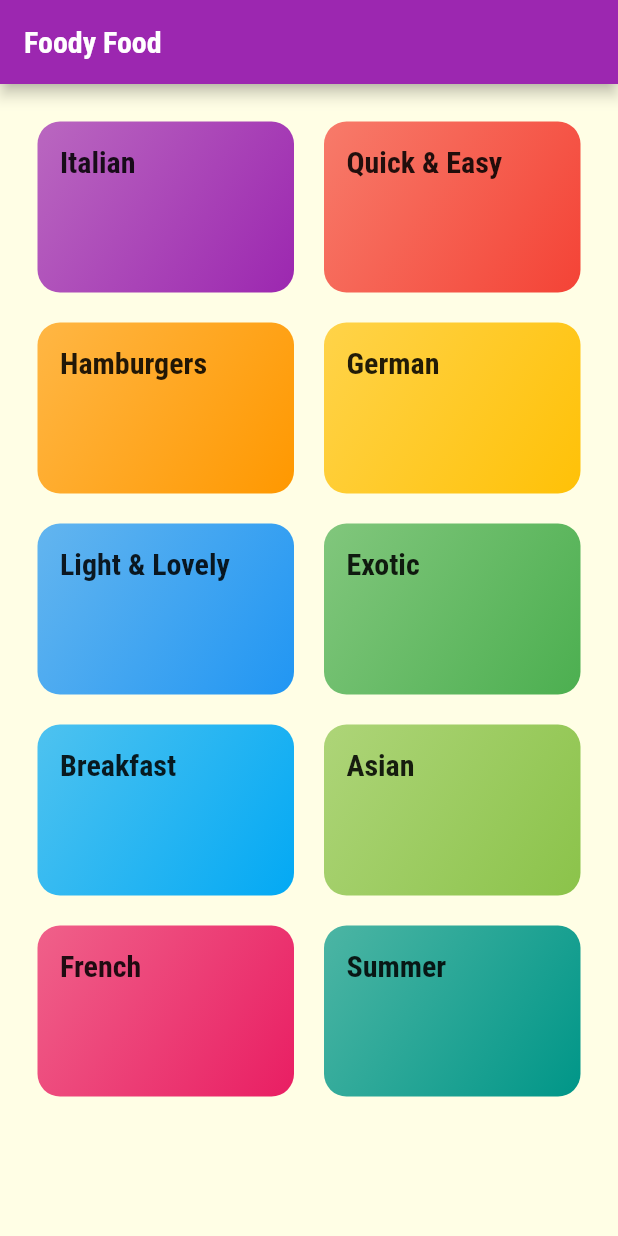
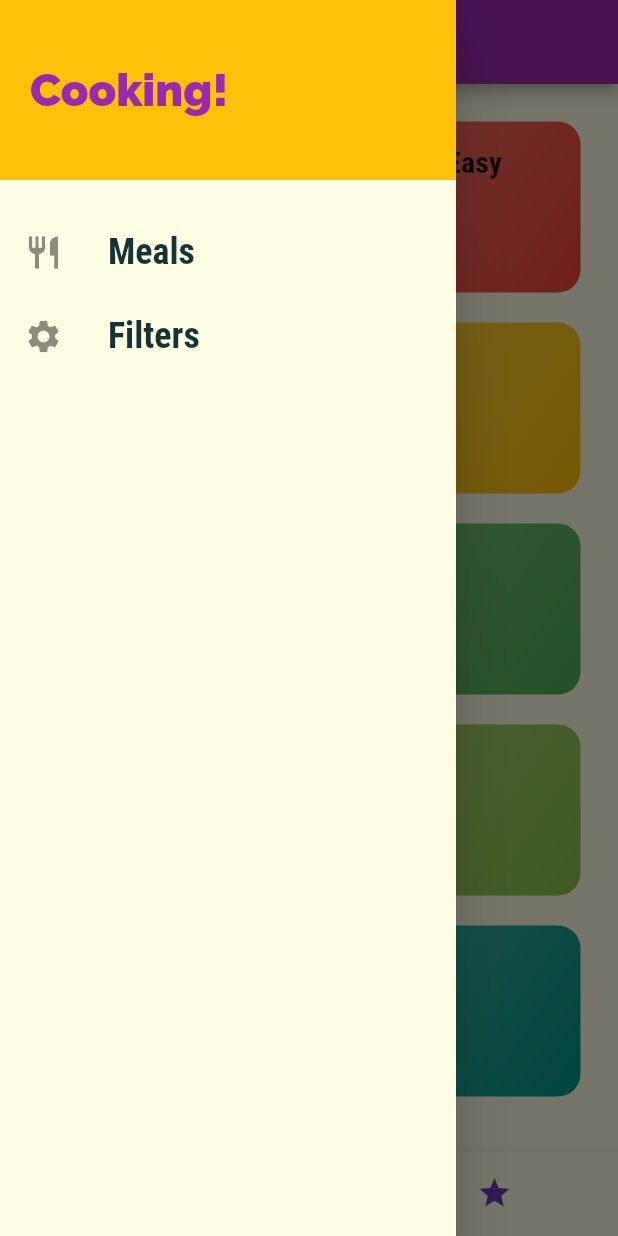
Before and after one commit to Hytro/MealPlan, a Flutter app: the screen it shows after launch, with the side drawer open (before the commit the screen has no drawer), on a phone screen of 412 x 824 dp. Run offline on Flutter 3.47's test engine with Material 2 defaults, Android fonts, the phone set to English and light mode, and no system bars.

```diff
--- a/lib/main.dart
+++ b/lib/main.dart
@@ -1,5 +1,7 @@
 import 'package:flutter/material.dart';
 
+import './screens/filters_screen.dart';
+import './screens/tabs_screen.dart';
 import './screens/meal_detail_screen.dart';
 import './screens/category_meals_screen.dart';
 import './screens/categories_screen.dart';
@@ -16,6 +18,8 @@ class MyApp extends StatelessWidget {
     return MaterialApp(
       title: _title,
       theme: ThemeData(
+        primarySwatch: Colors.purple,
+        accentColor: Colors.amber,
         canvasColor: const Color.fromRGBO(255, 254, 229, 1),
         fontFamily: 'Raleway',
         textTheme: ThemeData.light().textTheme.copyWith(
@@ -30,15 +34,14 @@ class MyApp extends StatelessWidget {
               fontFamily: 'RobotoCondensed',
               fontWeight: FontWeight.bold,
             )),
-        colorScheme: ColorScheme.fromSwatch(primarySwatch: Colors.purple)
-            .copyWith(secondary: Colors.amber),
       ),
       // home: const CategoriesScreen(),
       initialRoute: '/', // Default is '/'
       routes: {
-        '/': (ctx) => CategoriesScreen(),
+        '/': (ctx) => TabsScreen(),
         CategoryMealsScreen.routeName: (ctx) => CategoryMealsScreen(),
         MealDetailScreen.routeName: (ctx) => MealDetailScreen(),
+        FiltersScreen.routeName: (ctx) => FiltersScreen()
       },
       onGenerateRoute: (settings) {
         print(settings.arguments);
--- a/lib/screens/categories_screen.dart
+++ b/lib/screens/categories_screen.dart
@@ -8,11 +8,7 @@ class CategoriesScreen extends StatelessWidget {
 
   @override
   Widget build(BuildContext context) {
-    return Scaffold(
-      appBar: AppBar(
-        title: const Text('Foody Food'),
-      ),
-      body: GridView(
+    return GridView(
       padding: const EdgeInsets.all(25),
       children: DUMMY_CATEGORIES
           .map((categoryData) => CategoryItem(
@@ -27,7 +23,6 @@ class CategoriesScreen extends StatelessWidget {
         crossAxisSpacing: 20,
         mainAxisSpacing: 20,
       ),
-      ),
     );
   }
 }
--- /dev/null
+++ b/lib/screens/favorites_screen.dart
@@ -0,0 +1,12 @@
+import 'package:flutter/material.dart';
+
+class FavoritesScreen extends StatelessWidget {
+  //const FavoritesScreen({ Key? key }) : super(key: key);
+
+  @override
+  Widget build(BuildContext context) {
+    return Center(
+      child: Text('Favorites'),
+    );
+  }
+}
--- /dev/null
+++ b/lib/screens/filters_screen.dart
@@ -0,0 +1,13 @@
+import 'package:flutter/material.dart';
+
+class FiltersScreen extends StatelessWidget {
+  //const FilterScreen({ Key? key }) : super(key: key);
+  static const routeName = '/filters';
+
+  @override
+  Widget build(BuildContext context) {
+    return Center(
+      child: Text('Filters'),
+    );
+  }
+}
--- a/lib/screens/tabs_screen.dart
+++ b/lib/screens/tabs_screen.dart
@@ -1,4 +1,8 @@
 import 'package:flutter/material.dart';
+
+import '../widgets/main_drawer.dart';
+import './favorites_screen.dart';
+import './categories_screen.dart';
 
 class TabsScreen extends StatefulWidget {
   //const TabScreen({ Key? key }) : super(key: key);
@@ -8,8 +12,51 @@ class TabsScreen extends StatefulWidget {
 }
 
 class _TabsScreenState extends State<TabsScreen> {
+  final List<Map<String, dynamic>> _pages = [
+    {
+      'page': CategoriesScreen(),
+      'title': 'Categories',
+    },
+    {
+      'page': FavoritesScreen(),
+      'title': 'Favorites',
+    },
+  ];
+
+  int _selectedPageIndex = 0;
+
+  void _selectPage(int index) {
+    setState(() {
+      _selectedPageIndex = index;
+    });
+  }
+
   @override
   Widget build(BuildContext context) {
-    return Container();
+    return Scaffold(
+      appBar: AppBar(
+        title: Text(_pages[_selectedPageIndex]['title']),
+      ),
+      drawer: MainDrawer(),
+      body: _pages[_selectedPageIndex]['page'],
+      bottomNavigationBar: BottomNavigationBar(
+        onTap: _selectPage,
+        backgroundColor: Theme.of(context).primaryColor,
+        unselectedItemColor: Colors.deepPurple,
+        selectedItemColor: Colors.purple,
+        currentIndex: _selectedPageIndex,
+        type: BottomNavigationBarType.shifting,
+        items: const [
+          BottomNavigationBarItem(
+            icon: Icon(Icons.category),
+            label: 'Categories',
+          ),
+          BottomNavigationBarItem(
+            icon: Icon(Icons.star),
+            label: 'Favorites',
+          )
+        ],
+      ),
+    );
   }
 }
--- /dev/null
+++ b/lib/widgets/main_drawer.dart
@@ -0,0 +1,55 @@
+import 'package:flutter/material.dart';
+
+import '../screens/filters_screen.dart';
+
+class MainDrawer extends StatelessWidget {
+  //const MainDrawer({ Key? key }) : super(key: key);
+
+  Widget buildListTile(String title, IconData icon, VoidCallback tapHandler) {
+    return ListTile(
+      leading: Icon(icon, size: 26),
+      title: Text(
+        title,
+        style: TextStyle(
+          fontFamily: 'RobotoCondensed',
+          fontSize: 24,
+          fontWeight: FontWeight.bold,
+        ),
+      ),
+      onTap: tapHandler,
+    );
+  }
+
+  @override
+  Widget build(BuildContext context) {
+    return Drawer(
+      child: Column(
+        children: [
+          Container(
+            height: 120,
+            width: double.infinity,
+            padding: EdgeInsets.all(20),
+            alignment: Alignment.centerLeft,
+            color: Theme.of(context).accentColor,
+            child: Text(
+              'Cooking!',
+              style: TextStyle(
+                  fontWeight: FontWeight.w900,
+                  fontSize: 30,
+                  color: Theme.of(context).primaryColor),
+            ),
+          ),
+          const SizedBox(
+            height: 20,
+          ),
+          buildListTile('Meals', Icons.restaurant, () {
+            Navigator.of(context).pushNamed('/');
+          }),
+          buildListTile('Filters', Icons.settings, () {
+            Navigator.of(context).pushNamed(FiltersScreen.routeName);
+          }),
+        ],
+      ),
+    );
+  }
+}
```
Lines whose indentation alone changed are shown as unchanged.
